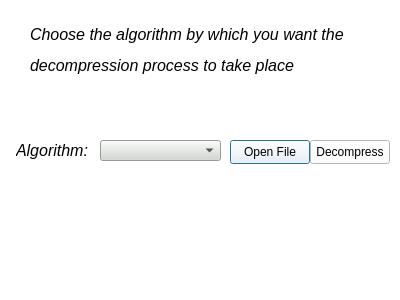
Old version of the form filecompressor/secdialog.ui in the repository Anupama-n/QT.
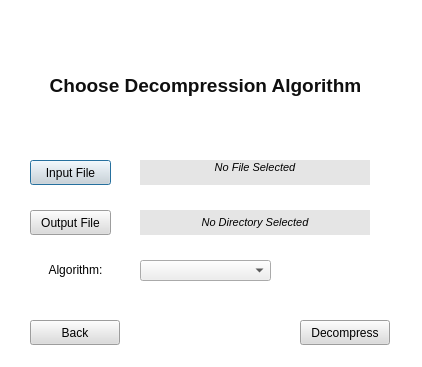
New version of the form.

```diff
--- a/filecompressor/secdialog.ui
+++ b/filecompressor/secdialog.ui
@@ -6,8 +6,8 @@
    <rect>
     <x>0</x>
     <y>0</y>
-    <width>400</width>
-    <height>300</height>
+    <width>422</width>
+    <height>367</height>
    </rect>
   </property>
   <property name="windowTitle">
@@ -16,69 +16,173 @@
   <property name="styleSheet">
    <string notr="true">background-color: rgb(255, 255, 255);</string>
   </property>
-  <widget class="QLabel" name="label">
-   <property name="geometry">
-    <rect>
-     <x>30</x>
-     <y>20</y>
-     <width>331</width>
-     <height>61</height>
-    </rect>
-   </property>
-   <property name="text">
-    <string>&lt;html&gt;&lt;head/&gt;&lt;body&gt;&lt;p&gt;&lt;span style=&quot; font-size:12pt; font-style:italic;&quot;&gt;Choose the algorithm by which you want the &lt;/span&gt;&lt;/p&gt;&lt;p&gt;&lt;span style=&quot; font-size:12pt; font-style:italic;&quot;&gt;decompression process to take place&lt;/span&gt;&lt;/p&gt;&lt;/body&gt;&lt;/html&gt;</string>
-   </property>
-  </widget>
-  <widget class="QComboBox" name="comboBox">
-   <property name="geometry">
-    <rect>
-     <x>100</x>
-     <y>140</y>
-     <width>121</width>
-     <height>21</height>
-    </rect>
-   </property>
-   <property name="styleSheet">
-    <string notr="true">background-color: rgb(211, 215, 207);</string>
-   </property>
-  </widget>
   <widget class="QPushButton" name="pushButton">
    <property name="geometry">
     <rect>
-     <x>230</x>
-     <y>140</y>
-     <width>80</width>
-     <height>24</height>
+     <x>30</x>
+     <y>160</y>
+     <width>81</width>
+     <height>25</height>
     </rect>
    </property>
+   <property name="styleSheet">
+    <string notr="true">background-color: rgb(220, 220, 220)</string>
+   </property>
    <property name="text">
-    <string>Open File</string>
+    <string>Input File</string>
+   </property>
+   <property name="autoDefault">
+    <bool>false</bool>
+   </property>
+   <property name="default">
+    <bool>true</bool>
+   </property>
+   <property name="flat">
+    <bool>false</bool>
+   </property>
+  </widget>
+  <widget class="QLabel" name="description_">
+   <property name="geometry">
+    <rect>
+     <x>10</x>
+     <y>60</y>
+     <width>391</width>
+     <height>51</height>
+    </rect>
+   </property>
+   <property name="font">
+    <font>
+     <family>Arial</family>
+     <pointsize>10</pointsize>
+     <bold>true</bold>
+    </font>
+   </property>
+   <property name="text">
+    <string>&lt;html&gt;&lt;head/&gt;&lt;body&gt;&lt;p align=&quot;center&quot;&gt;&lt;span style=&quot; font-size:14pt; color:#0f0f0f;&quot;&gt;Choose Decompression Algorithm&lt;/span&gt;&lt;/p&gt;&lt;/body&gt;&lt;/html&gt;</string>
+   </property>
+  </widget>
+  <widget class="QComboBox" name="comboBox">
+   <property name="geometry">
+    <rect>
+     <x>140</x>
+     <y>260</y>
+     <width>131</width>
+     <height>21</height>
+    </rect>
+   </property>
+   <property name="styleSheet">
+    <string notr="true">background-color: rgb(238, 238, 238);
+alternate-background-color: rgb(171, 171, 171);</string>
+   </property>
+   <property name="currentText">
+    <string/>
+   </property>
+  </widget>
+  <widget class="QLabel" name="Algorithm_">
+   <property name="geometry">
+    <rect>
+     <x>30</x>
+     <y>260</y>
+     <width>91</width>
+     <height>21</height>
+    </rect>
+   </property>
+   <property name="text">
+    <string>&lt;html&gt;&lt;head/&gt;&lt;body&gt;&lt;p align=&quot;center&quot;&gt;Algorithm:&lt;/p&gt;&lt;/body&gt;&lt;/html&gt;</string>
    </property>
   </widget>
   <widget class="QPushButton" name="pushButton_2">
    <property name="geometry">
     <rect>
-     <x>310</x>
-     <y>140</y>
-     <width>80</width>
-     <height>24</height>
+     <x>300</x>
+     <y>320</y>
+     <width>90</width>
+     <height>25</height>
     </rect>
    </property>
+   <property name="styleSheet">
+    <string notr="true">background-color: rgb(220, 220, 220)</string>
+   </property>
    <property name="text">
     <string>Decompress</string>
    </property>
   </widget>
-  <widget class="QLabel" name="label_2">
+  <widget class="QPushButton" name="pushButton_3">
    <property name="geometry">
     <rect>
-     <x>16</x>
-     <y>140</y>
+     <x>30</x>
+     <y>210</y>
      <width>81</width>
-     <height>21</height>
+     <height>25</height>
     </rect>
    </property>
+   <property name="styleSheet">
+    <string notr="true">background-color: rgb(220, 220, 220)</string>
+   </property>
    <property name="text">
-    <string>&lt;html&gt;&lt;head/&gt;&lt;body&gt;&lt;p&gt;&lt;span style=&quot; font-size:12pt; font-style:italic;&quot;&gt;Algorithm:&lt;/span&gt;&lt;/p&gt;&lt;/body&gt;&lt;/html&gt;</string>
+    <string>Output File</string>
+   </property>
+  </widget>
+  <widget class="QLabel" name="inputPath">
+   <property name="geometry">
+    <rect>
+     <x>140</x>
+     <y>160</y>
+     <width>230</width>
+     <height>25</height>
+    </rect>
+   </property>
+   <property name="focusPolicy">
+    <enum>Qt::StrongFocus</enum>
+   </property>
+   <property name="autoFillBackground">
+    <bool>false</bool>
+   </property>
+   <property name="styleSheet">
+    <string notr="true">background-color: rgb(229, 229, 229); color : black;
+border-color: rgb(20, 20, 20);</string>
+   </property>
+   <property name="text">
+    <string>&lt;html&gt;&lt;head/&gt;&lt;body&gt;&lt;p align=&quot;center&quot;&gt;&lt;span style=&quot; font-size:8pt; font-style:italic;&quot;&gt;No File Selected&lt;/span&gt;&lt;br/&gt;&lt;/p&gt;&lt;/body&gt;&lt;/html&gt;</string>
+   </property>
+  </widget>
+  <widget class="QLabel" name="outputName">
+   <property name="geometry">
+    <rect>
+     <x>140</x>
+     <y>210</y>
+     <width>230</width>
+     <height>25</height>
+    </rect>
+   </property>
+   <property name="focusPolicy">
+    <enum>Qt::StrongFocus</enum>
+   </property>
+   <property name="styleSheet">
+    <string notr="true">background-color: rgb(229, 229, 229); color : black;
+border-color: rgb(20, 20, 20);</string>
+   </property>
+   <property name="text">
+    <string>&lt;html&gt;&lt;head/&gt;&lt;body&gt;&lt;p align=&quot;center&quot;&gt;&lt;span style=&quot; font-size:8pt; font-style:italic;&quot;&gt;No Directory Selected&lt;/span&gt;&lt;/p&gt;&lt;/body&gt;&lt;/html&gt;</string>
+   </property>
+   <property name="wordWrap">
+    <bool>true</bool>
+   </property>
+  </widget>
+  <widget class="QPushButton" name="backButton">
+   <property name="geometry">
+    <rect>
+     <x>30</x>
+     <y>320</y>
+     <width>90</width>
+     <height>25</height>
+    </rect>
+   </property>
+   <property name="styleSheet">
+    <string notr="true">background-color: rgb(220, 220, 220)</string>
+   </property>
+   <property name="text">
+    <string>Back</string>
    </property>
   </widget>
  </widget>
```
Left out of the diff: 3 changed lines with no effect on the pictures.
